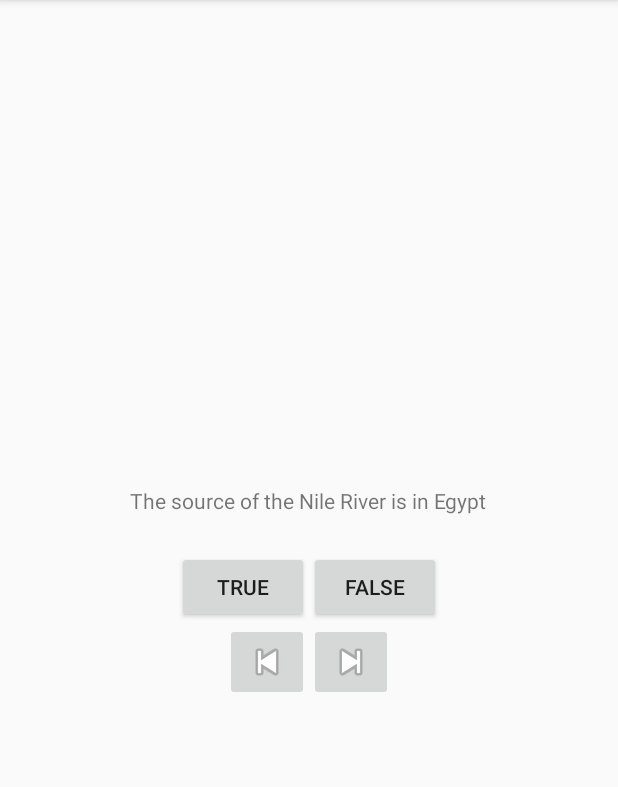
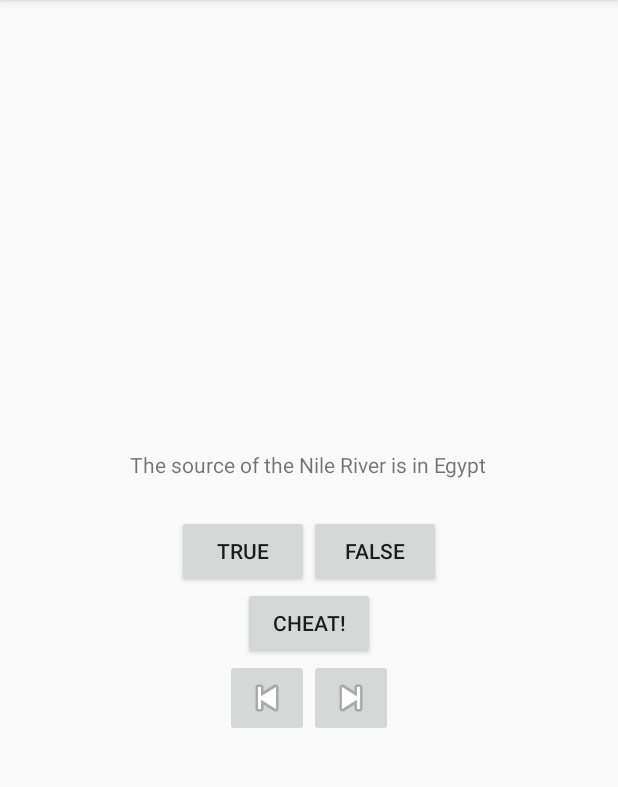
Before and after one commit to rodrixan/AndroidCAS, an Android app: the screen it shows after launch (QuizActivity), on a phone screen of 412 x 824 dp, the part 84-871 px from its top. Run offline under Robolectric (Android 15) with nearby library versions, the phone set to English and light mode, and no system bars.

Commit message:
Finished GeoQuiz With Cheats

```diff
--- a/GeoQuiz/app/src/main/java/es/uam/eps/tfg/cas/android/examples/geoquiz/controller/QuizActivity.java
+++ b/GeoQuiz/app/src/main/java/es/uam/eps/tfg/cas/android/examples/geoquiz/controller/QuizActivity.java
@@ -1,5 +1,7 @@
 package es.uam.eps.tfg.cas.android.examples.geoquiz.controller;
 
+import android.app.Activity;
+import android.content.Intent;
 import android.os.Bundle;
 import android.support.v7.app.AppCompatActivity;
 import android.support.v7.widget.Toolbar;
@@ -19,12 +21,14 @@ public class QuizActivity extends AppCompatActivity {
 
     private Button mTrueButton;
     private Button mFalseButton;
+    private Button mCheatButton;
     private ImageButton mPreviousButton;
     private ImageButton mNextButton;
     private TextView mQuestionTextView;
 
-    private static final String TAG = "QuizActivity";
+    public static final String TAG = "QuizActivity";
     private static final String KEY_INDEX = "index";
+    private static final int REQUEST_CODE_CHEAT = 0;
 
     private final Question[] mQuestionBank = new Question[]{
             new Question(R.string.question_africa, true),
@@ -33,6 +37,7 @@ public class QuizActivity extends AppCompatActivity {
     };
 
     private int mCurrentIndex = 0;
+    private boolean mHasCheated;
 
 
     @Override
@@ -40,8 +45,7 @@ public class QuizActivity extends AppCompatActivity {
         super.onCreate(savedInstanceState);
         setContentView(R.layout.activity_quiz);
 
-        wireButtons();
-        wireTextView();
+        wireComponents();
         setListeners();
         setToolBar();
         restoreData(savedInstanceState);
@@ -50,14 +54,13 @@ public class QuizActivity extends AppCompatActivity {
     }
 
 
-    private void wireButtons() {
+    private void wireComponents() {
         mTrueButton = (Button) findViewById(R.id.true_button);
         mFalseButton = (Button) findViewById(R.id.false_button);
+        mCheatButton = (Button) findViewById(R.id.cheat_button);
         mPreviousButton = (ImageButton) findViewById(R.id.previous_button);
         mNextButton = (ImageButton) findViewById(R.id.next_button);
-    }
 
-    private void wireTextView() {
         mQuestionTextView = (TextView) findViewById(R.id.question_text_view);
     }
 
@@ -75,6 +78,19 @@ public class QuizActivity extends AppCompatActivity {
             public void onClick(final View v) {
                 final int toastMsgId = checkAnswer(false);
                 showToast(QuizActivity.this, toastMsgId);
+            }
+        });
+
+        mCheatButton.setOnClickListener(new View.OnClickListener() {
+            @Override
+            public void onClick(final View v) {
+                //launch activity
+                Log.d(TAG, "Launching cheat activity");
+
+                final boolean answerIsTrue = mQuestionBank[mCurrentIndex].isAnswerTrue();
+                final Intent i = CheatActivity.newIntent(QuizActivity.this, answerIsTrue);
+                //used for hearing back from the child that this activity launches
+                startActivityForResult(i, REQUEST_CODE_CHEAT);
             }
         });
 
@@ -102,6 +118,10 @@ public class QuizActivity extends AppCompatActivity {
 
     private int checkAnswer(final boolean userPressedValue) {
         final boolean questionAnswer = mQuestionBank[mCurrentIndex].isAnswerTrue();
+
+        if (mHasCheated) {
+            return R.string.judgement_toast;
+        }
         final int mResId = (userPressedValue == questionAnswer) ? R.string.correct_toast : R.string.incorrect_toast;
         return mResId;
     }
@@ -113,6 +133,7 @@ public class QuizActivity extends AppCompatActivity {
 
     private void nextQuestion() {
         mCurrentIndex = (mCurrentIndex + 1) % mQuestionBank.length;
+
         setActualQuestion();
     }
 
@@ -137,6 +158,7 @@ public class QuizActivity extends AppCompatActivity {
     }
 
     private void setActualQuestion() {
+        mHasCheated = false;
         final int questionId = mQuestionBank[mCurrentIndex].getTextResId();
         mQuestionTextView.setText(questionId);
         Log.d(TAG, "Question #" + questionId + " setted");
@@ -147,6 +169,18 @@ public class QuizActivity extends AppCompatActivity {
         super.onSaveInstanceState(outState);
         Log.d(TAG, "saving instance: current index");
         outState.putInt(KEY_INDEX, mCurrentIndex);
+    }
+
+    @Override
+    protected void onActivityResult(final int requestCode, final int resultCode, final Intent data) {
+        if (resultCode != Activity.RESULT_OK) {
+            return;
+        }
+        if (requestCode == REQUEST_CODE_CHEAT) {
+            if (data != null) {
+                mHasCheated = CheatActivity.wasAnswerShown(data);
+            }
+        }
     }
 
     @Override
--- a/GeoQuiz/app/src/main/res/layout-land/content_quiz.xml
+++ b/GeoQuiz/app/src/main/res/layout-land/content_quiz.xml
@@ -13,27 +13,43 @@
         android:layout_width="wrap_content"
         android:layout_height="wrap_content"
         android:layout_gravity="center_horizontal"
-        android:padding="24dp" />
+        android:padding="24dp"/>
 
     <LinearLayout
         android:layout_width="wrap_content"
         android:layout_height="wrap_content"
         android:layout_gravity="center_vertical|center_horizontal"
+        android:orientation="vertical">
+
+        <LinearLayout
+            android:layout_width="wrap_content"
+            android:layout_height="wrap_content"
             android:orientation="horizontal">
 
             <Button
                 android:id="@+id/true_button"
                 android:layout_width="wrap_content"
                 android:layout_height="wrap_content"
-            android:text="@string/true_button" />
+                android:text="@string/true_button"/>
 
             <Button
                 android:id="@+id/false_button"
                 android:layout_width="wrap_content"
                 android:layout_height="wrap_content"
-            android:text="@string/false_button" />
+                android:text="@string/false_button"/>
+        </LinearLayout>
+
+
+        <Button
+            android:id="@+id/cheat_button"
+            android:layout_width="wrap_content"
+            android:layout_height="wrap_content"
+            android:layout_gravity="center"
+            android:text="@string/cheat_button"/>
+
 
     </LinearLayout>
+
 
     <LinearLayout
         android:layout_width="wrap_content"
@@ -45,12 +61,12 @@
             android:id="@+id/previous_button"
             android:layout_width="wrap_content"
             android:layout_height="wrap_content"
-            android:src="@android:drawable/ic_media_previous" />
+            android:src="@android:drawable/ic_media_previous"/>
 
         <ImageButton
             android:id="@+id/next_button"
             android:layout_width="wrap_content"
             android:layout_height="wrap_content"
-            android:src="@android:drawable/ic_media_next" />
+            android:src="@android:drawable/ic_media_next"/>
     </LinearLayout>
 </FrameLayout>
--- a/GeoQuiz/app/src/main/res/layout/content_quiz.xml
+++ b/GeoQuiz/app/src/main/res/layout/content_quiz.xml
@@ -14,7 +14,7 @@
         android:id="@+id/question_text_view"
         android:layout_width="wrap_content"
         android:layout_height="wrap_content"
-        android:padding="24dp" />
+        android:padding="24dp"/>
 
     <LinearLayout
         android:layout_width="wrap_content"
@@ -25,15 +25,21 @@
             android:id="@+id/true_button"
             android:layout_width="wrap_content"
             android:layout_height="wrap_content"
-            android:text="@string/true_button" />
+            android:text="@string/true_button"/>
 
         <Button
             android:id="@+id/false_button"
             android:layout_width="wrap_content"
             android:layout_height="wrap_content"
-            android:text="@string/false_button" />
+            android:text="@string/false_button"/>
 
     </LinearLayout>
+
+    <Button
+        android:id="@+id/cheat_button"
+        android:layout_width="wrap_content"
+        android:layout_height="wrap_content"
+        android:text="@string/cheat_button"/>
 
     <LinearLayout
         android:layout_width="wrap_content"
@@ -44,12 +50,12 @@
             android:id="@+id/previous_button"
             android:layout_width="wrap_content"
             android:layout_height="wrap_content"
-            android:src="@android:drawable/ic_media_previous" />
+            android:src="@android:drawable/ic_media_previous"/>
 
         <ImageButton
             android:id="@+id/next_button"
             android:layout_width="wrap_content"
             android:layout_height="wrap_content"
-            android:src="@android:drawable/ic_media_next" />
+            android:src="@android:drawable/ic_media_next"/>
     </LinearLayout>
 </LinearLayout>
--- a/GeoQuiz/app/src/main/res/values/strings.xml
+++ b/GeoQuiz/app/src/main/res/values/strings.xml
@@ -2,16 +2,24 @@
     <string name="app_name">GeoQuiz</string>
     <string name="action_settings">Settings</string>
 
+
     <string name="true_button">True</string>
     <string name="false_button">False</string>
     <string name="next_button">Next</string>
+    <string name="cheat_button">Cheat!</string>
+    <string name="show_answer_button">Show Answer</string>
 
     <string name="correct_toast">Correct!</string>
     <string name="incorrect_toast">Incorrect!</string>
+    <string name="judgement_toast">Cheating is wrong...</string>
+
+    <string name="warning_text">Are you sure you want to do this?</string>
 
     <!-- Questions -->
     <string name="question_ocean">The Pacific Ocean is larger than the Atlantic Ocean</string>
     <string name="question_mom">Your mom lives in Jabba the Hutt Palace</string>
     <string name="question_africa">The source of the Nile River is in Egypt</string>
 
+    <!-- Activities -->
+    <string name="title_activity_cheat">Cheat!</string>
 </resources>
--- a/GeoQuiz/app/src/main/res/values/styles.xml
+++ b/GeoQuiz/app/src/main/res/values/styles.xml
@@ -13,8 +13,8 @@
         <item name="windowNoTitle">true</item>
     </style>
 
-    <style name="AppTheme.AppBarOverlay" parent="ThemeOverlay.AppCompat.Dark.ActionBar" />
+    <style name="AppTheme.AppBarOverlay" parent="ThemeOverlay.AppCompat.Dark.ActionBar"/>
 
-    <style name="AppTheme.PopupOverlay" parent="ThemeOverlay.AppCompat.Light" />
+    <style name="AppTheme.PopupOverlay" parent="ThemeOverlay.AppCompat.Light"/>
 
 </resources>
```
Also changed, not shown: GeoQuiz/app/src/main/AndroidManifest.xml (+22 -10 lines), GeoQuiz/app/src/main/java/es/uam/eps/tfg/cas/android/examples/geoquiz/controller/CheatActivity.java (added, +109 -0 lines), GeoQuiz/app/src/main/res/layout/activity_cheat.xml (added, +27 -0 lines), GeoQuiz/app/src/main/res/layout/content_cheat.xml (added, +34 -0 lines), GeoQuiz/app/src/main/res/menu/menu_cheat.xml (added, +10 -0 lines). Lines whose indentation alone changed are shown as unchanged.
